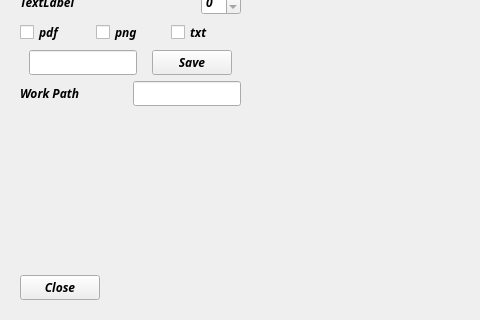
Above: SILENT/framecl.ui from DPSablowski/silent before the change; both pictures show x 0 to 480 and y 125 to 445 of the 839 by 445 pixel window. Below: the same form after it.
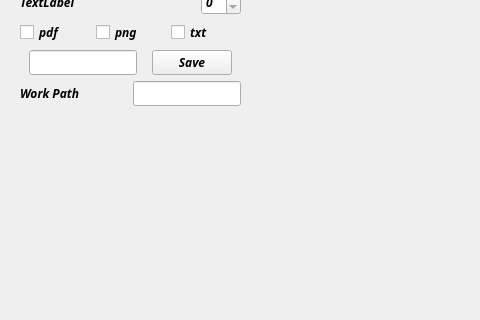
That is the form after the change. Custom widgets are drawn as their Qt base class.

```diff
--- a/SILENT/framecl.ui
+++ b/SILENT/framecl.ui
@@ -35,8 +35,8 @@
        <rect>
         <x>0</x>
         <y>0</y>
-        <width>838</width>
-        <height>414</height>
+        <width>900</width>
+        <height>402</height>
        </rect>
       </property>
       <layout class="QHBoxLayout" name="horizontalLayout_6">
@@ -259,19 +259,6 @@
            </property>
           </spacer>
          </item>
-         <item>
-          <widget class="QPushButton" name="pushButton">
-           <property name="sizePolicy">
-            <sizepolicy hsizetype="Maximum" vsizetype="Fixed">
-             <horstretch>0</horstretch>
-             <verstretch>0</verstretch>
-            </sizepolicy>
-           </property>
-           <property name="text">
-            <string>Close</string>
-           </property>
-          </widget>
-         </item>
         </layout>
        </item>
        <item>
```
Left out of the diff: 19 changed lines with no effect on the pictures.
